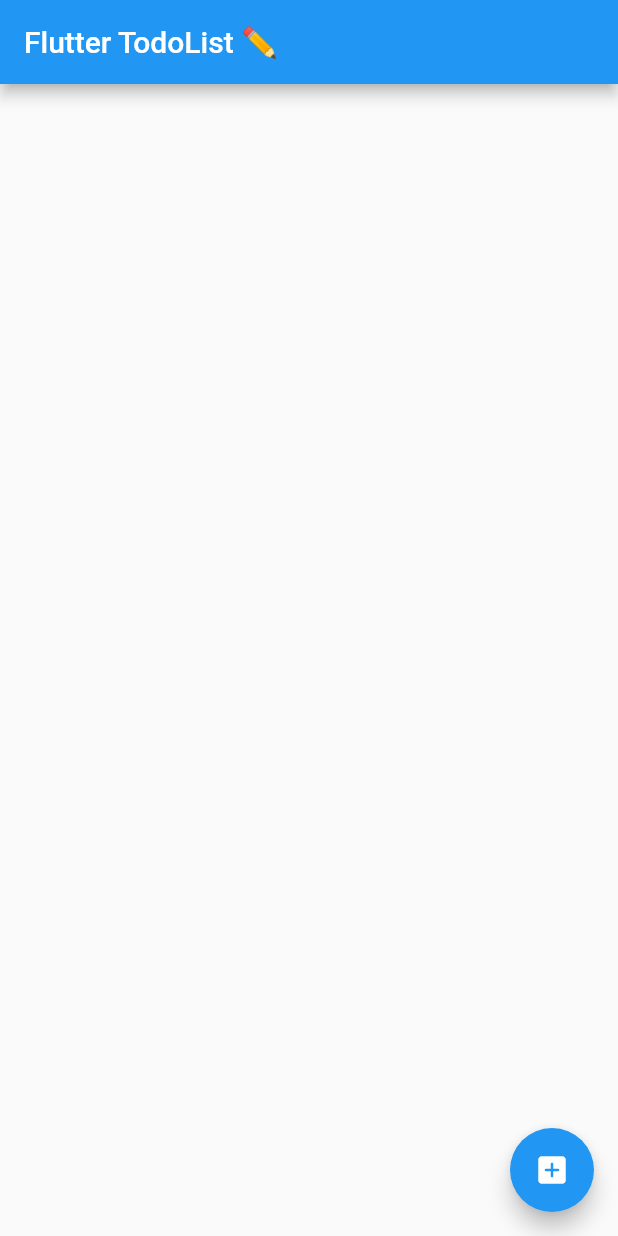
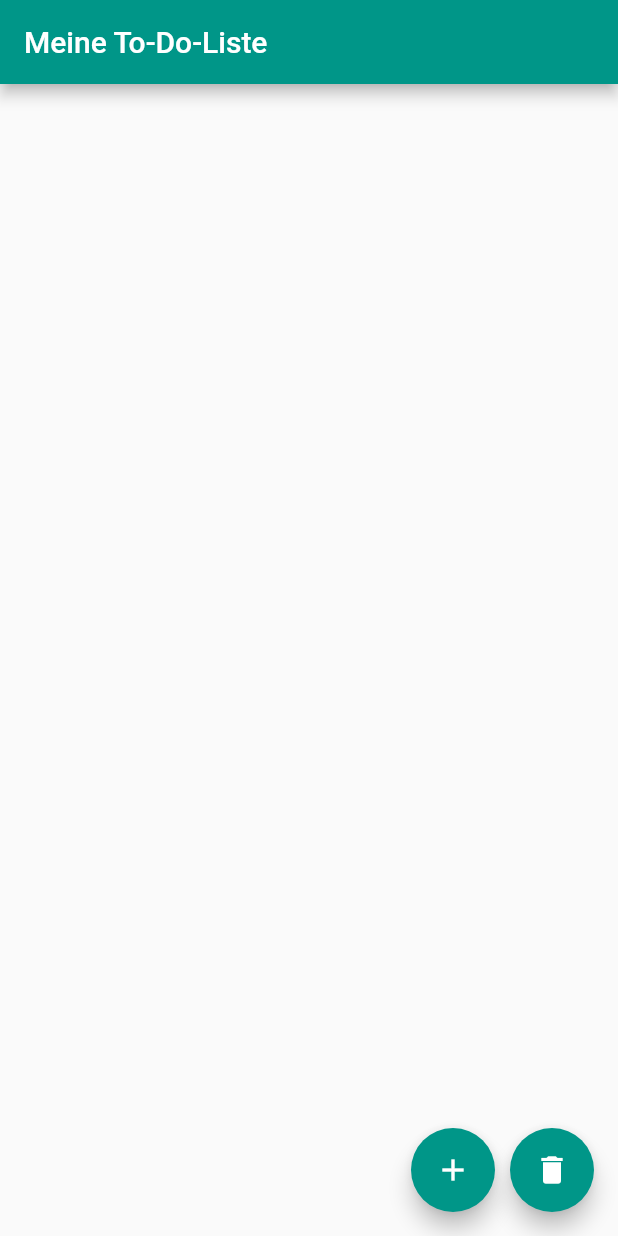
Before and after one commit to just1984/Flutter_ToDoList_2022, a Flutter app: the TodoList screen opened directly, on a phone screen of 412 x 824 dp. Run offline on Flutter 3.47's test engine with Material 2 defaults, Android fonts, the phone set to English and light mode, and no system bars.

Commit message:
developed basic todolist function w/ interface :)

```diff
--- a/lib/TodoListInterface.dart
+++ b/lib/TodoListInterface.dart
@@ -32,29 +32,48 @@ class _TodoListState extends State<TodoList> {
 
   @override
   Widget build(BuildContext context) {
-    // TODO: implement build
     return Scaffold(
       appBar: AppBar(
-        title: const Text("Flutter TodoList ✏️"),
+        backgroundColor: Colors.teal,
+        title: const Text("Meine To-Do-Liste"),
       ),
       body: ListView(
-        children: _getTodoListItem(),
+        children: _getItems(),
       ),
-      floatingActionButton: FloatingActionButton(
+      floatingActionButton: Row(
+        mainAxisAlignment: MainAxisAlignment.end,
+        children: [
+          FloatingActionButton(
+            backgroundColor: Colors.teal,
             onPressed: () => _displayDialog(context),
             tooltip: 'Add Item',
-        child: const Icon(Icons.add_box_rounded),
+            child: const Icon(Icons.add),
+          ),
+          const SizedBox(width: 10),
+          const FloatingActionButton(
+            backgroundColor: Colors.teal,
+            onPressed: null,
+            tooltip: 'Reset List',
+            child: Icon(Icons.delete),
+          ),
+        ],
       ),
     );
   }
-}
 
   void _addTodoItem(String title) {
+    setState(() {
+      todosArray.add(title);
+    });
+    inputFieldController.clear();
 //  importing the human written text in the parameter title to be sent to the ListTile and clearing the input field after successfully adding a new todo
   }
 
-void _buildTodoItem(String title) {
+  Widget _buildTodoItem(String title) {
 //  receive the text from _addTodoItem and pack it in a ListTile widget
+    return ListTile(
+      title: Text(title),
+    );
   }
 
   Future<Future> _displayDialog(BuildContext context) async {
@@ -63,15 +82,19 @@ Future<Future> _displayDialog(BuildContext context) async {
         context: context,
         builder: (BuildContext context) {
           return AlertDialog(
+            shape: RoundedRectangleBorder(
+              borderRadius: BorderRadius.circular(20.0),
+            ),
             title: const Text("Add a Task to the TodoList"),
             content: TextField(
-            controller: TextEditingController(),
+              controller: inputFieldController,
               decoration: const InputDecoration(hintText: 'Enter New Todo:'),
             ),
             actions: <Widget>[
               OutlinedButton(
                   onPressed: () {
-                  print("Hello World");
+                    Navigator.of(context).pop();
+                    _addTodoItem(inputFieldController.text);
                   },
                   child: const Text("Add")),
               OutlinedButton(
@@ -84,8 +107,18 @@ Future<Future> _displayDialog(BuildContext context) async {
         });
   }
 
-List<Widget> _getTodoListItem() {
-  // return empty
-  return []; //Empty Array in the List
+  List<Widget> _getItems() {
+    final List<Widget> todoWidget = <Widget>[];
+    for (String title in todosArray) {
+      todoWidget.add(_buildTodoItem(title));
+    }
+    return todoWidget; //Empty Array in the List
 //  this function should return a list of ListTile widgets with the help of a for loop
   }
+}
+
+// void clearWidget() {
+//   setState(() {
+//     ListTile = null;
+//   });
+// }
```
Lines whose indentation alone changed are shown as unchanged.
